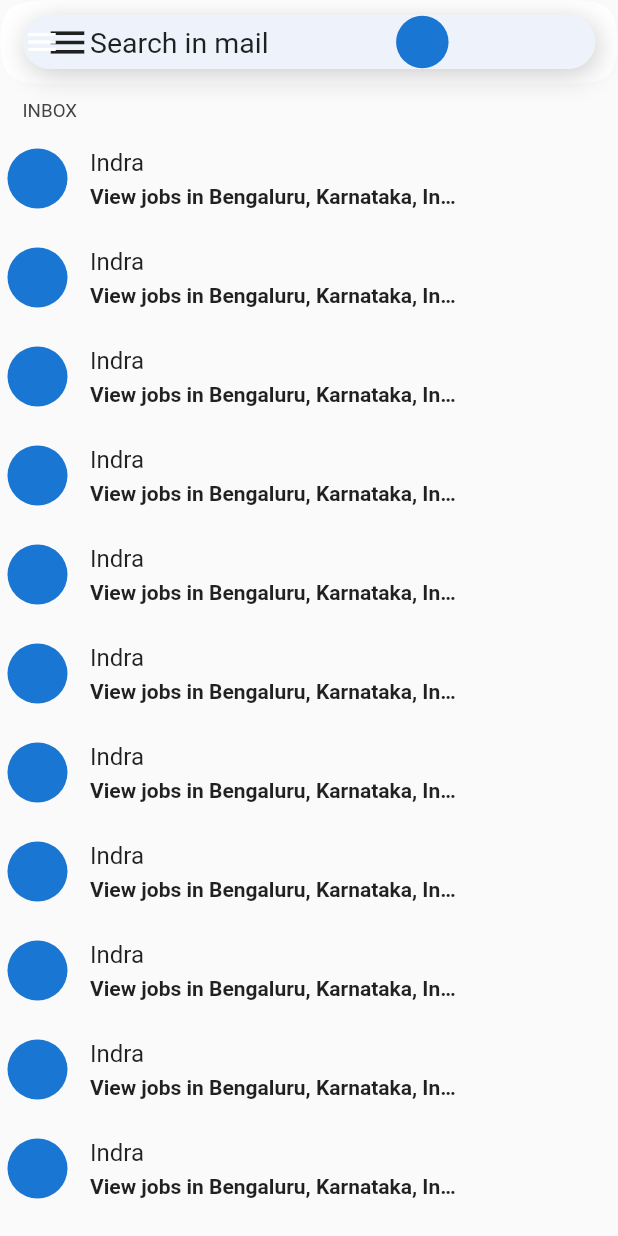
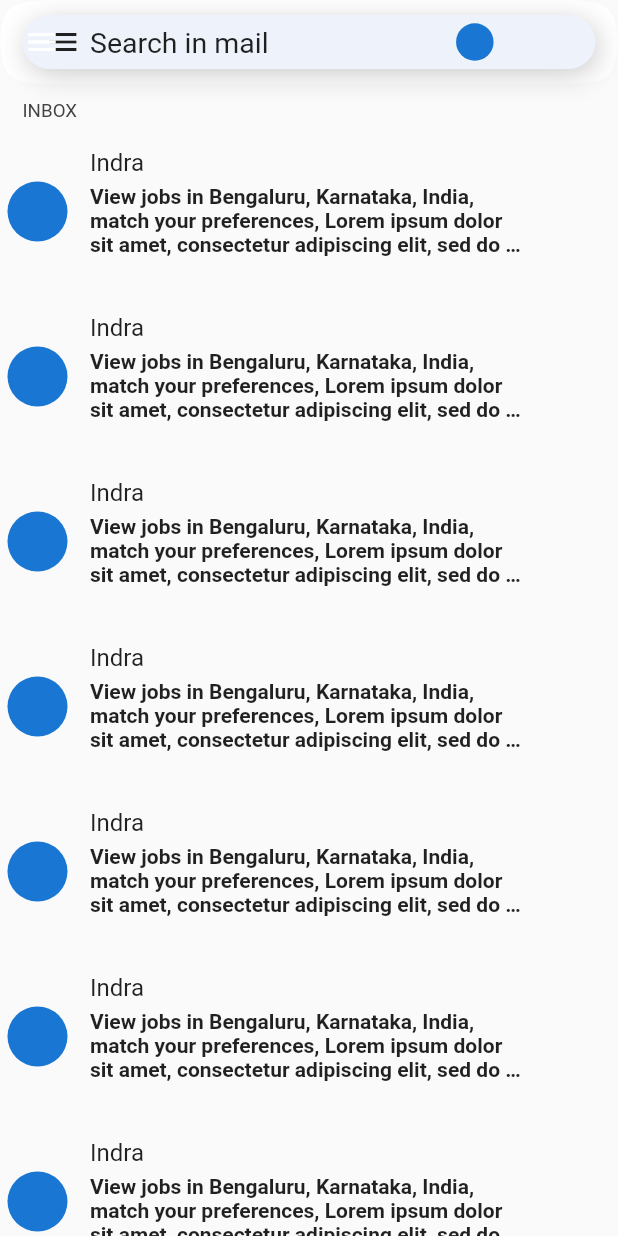
Before and after one commit to borazon/contoh1, a Flutter app: the screen it shows after launch, on a phone screen of 412 x 824 dp. Run offline on Flutter 3.47's test engine with Material 2 defaults, Android fonts, the phone set to English and light mode, and no system bars.

Commit message:
Merapihkan sliverappbar

```diff
--- a/lib/screen/home.dart
+++ b/lib/screen/home.dart
@@ -14,12 +14,7 @@ class HOME extends StatefulWidget {
 /// This is the private State class that goes with MyStatefulWidget.
 class _HOMEState extends State<HOME> with TickerProviderStateMixin {
   final GlobalKey<ScaffoldState> _drawerkey = GlobalKey();
-  // bool _pinned = true;
-  // bool _snap = false;
-  // bool _floating = false;
 
-// [SliverAppBar]s are typically used in [CustomScrollView.slivers], which in
-// turn can be placed in a [Scaffold.body].
   @override
   Widget build(BuildContext context) {
     var size = MediaQuery.of(context).size;
@@ -34,12 +29,9 @@ class _HOMEState extends State<HOME> with TickerProviderStateMixin {
                   bottomRight: Radius.circular(50),
                   bottomLeft: Radius.circular(50)),
             ),
-            // pinned: _pinned,
-            // snap: _snap,
             elevation: 0.0,
             backgroundColor: Colors.white,
             floating: true,
-            // expandedHeight: 160.0,
             flexibleSpace: SafeArea(
               // mainAxisAlignment: MainAxisAlignment.center,
               child: Container(
@@ -70,8 +62,11 @@ class _HOMEState extends State<HOME> with TickerProviderStateMixin {
                           },
                           child: Icon(
                             Icons.menu,
-                            size: 30,
+                            size: 24,
                           ),
+                        ),
+                        SizedBox(
+                          width: 6,
                         ),
                         Text(
                           'Search in mail',
@@ -82,7 +77,10 @@ class _HOMEState extends State<HOME> with TickerProviderStateMixin {
                           width: 85,
                         ),
                         SizedBox(
-                          width: 35,
+                          width: 40,
+                        ),
+                        SizedBox(
+                          width: 25,
                           child: RawMaterialButton(
                             onPressed: () {},
                             child: CircleAvatar(),
@@ -145,15 +143,24 @@ class _HOMEState extends State<HOME> with TickerProviderStateMixin {
                               SizedBox(
                                 height: 5,
                               ),
+                              Row(
+                                mainAxisAlignment: MainAxisAlignment.spaceBetween,
+                                children: [
                               Container(
-                                width: MediaQuery.of(context).size.width * 0.6,
+                                width: MediaQuery.of(context).size.width * 0.7,
+                                height: 60,
                                 child: Text(
                                   "View jobs in Bengaluru, Karnataka, India, match your preferences, Lorem ipsum dolor sit amet, consectetur adipiscing elit, sed do eiusmod tempor incididunt ut labore et dolore magna aliqua. Ut enim ad minim veniam, quis nostrud exercitation ullamco laboris nisi ut aliquip ex ea commodo consequat.",
                                   style: TextStyle(fontWeight: FontWeight.bold),
                                   overflow: TextOverflow.ellipsis,
-                                  maxLines: 1,
+                                  maxLines: 3,
                                 ),
+                                // Icon(Icons.star),
+                                // SizedBox(width: 8.0,),
+                                // Text("13.31", style: TextStyle(color: Colors.grey[800], fontSize: 11),),
                               ),
+                                ],
+                                ),
                             ],
                           ),
                         ],
```
